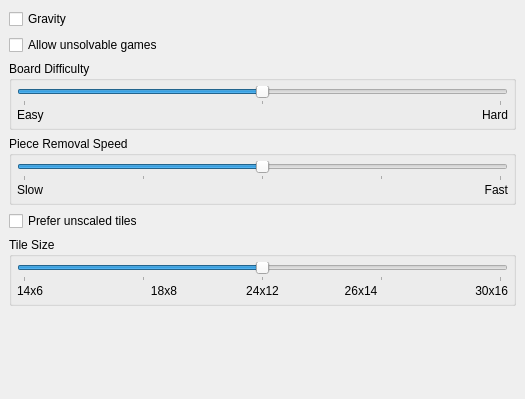
This is settings.ui in KDE/kshisen as Qt 5 draws it before an edit. The edited form follows.
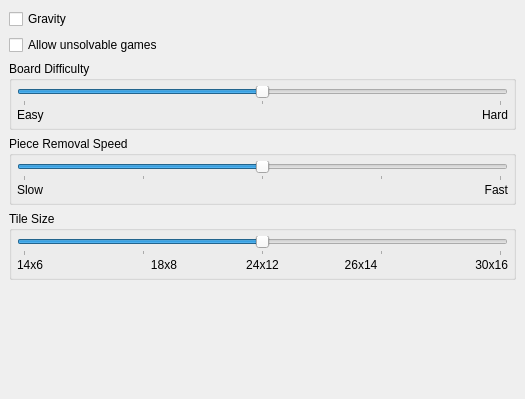
This is the edited form.

Commit message: Remove "prefer unscaled tiles" option, as it is meaningless with SVG tilesets

Diff of the .ui file:
```diff
--- a/settings.ui
+++ b/settings.ui
@@ -132,13 +132,6 @@
      </layout>
     </widget>
    </item>
-   <item>
-    <widget class="QCheckBox" name="kcfg_Unscaled" >
-     <property name="text" >
-      <string>Prefer unscaled tiles</string>
-     </property>
-    </widget>
-   </item>
    <item>
     <widget class="QGroupBox" name="size_groupBox" >
      <property name="title" >
```
The commit also changes 3 other files.
